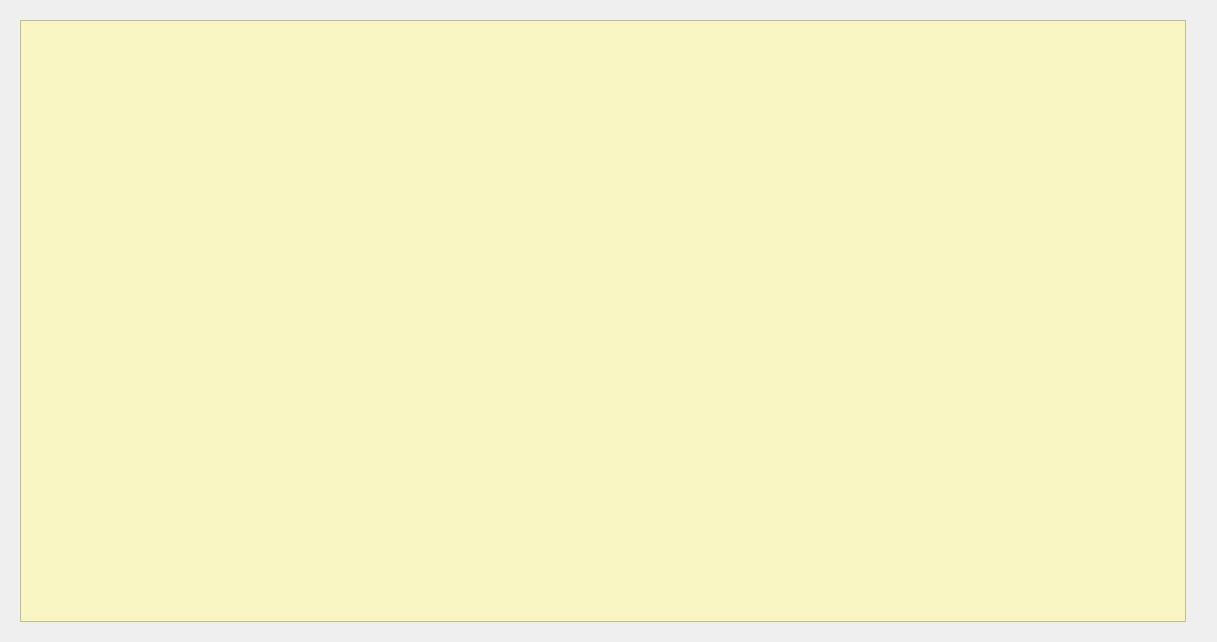
Above: Zona_Ventas/frmalbaran.ui from arcnexus/RedFoX before the change. Below: the same form after it.
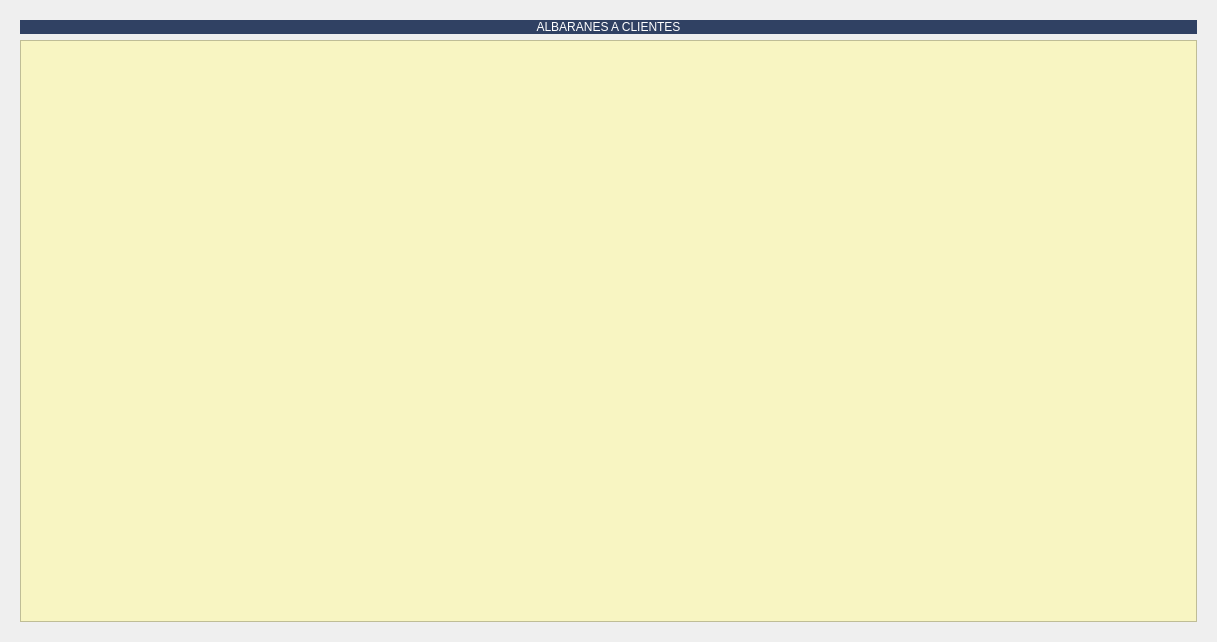
That is the form after the change. The open tabs and pages were chosen to show the change. Icons and pictures are not drawn.

Commit message: Listado Albaranes

```diff
--- a/Zona_Ventas/frmalbaran.ui
+++ b/Zona_Ventas/frmalbaran.ui
@@ -3150,10 +3150,28 @@
      </widget>
      <widget class="QWidget" name="page_2">
       <layout class="QGridLayout" name="gridLayout_6">
-       <property name="rightMargin">
-        <number>20</number>
-       </property>
        <item row="0" column="0">
+        <widget class="QLabel" name="label_36">
+         <property name="sizePolicy">
+          <sizepolicy hsizetype="Minimum" vsizetype="Preferred">
+           <horstretch>0</horstretch>
+           <verstretch>0</verstretch>
+          </sizepolicy>
+         </property>
+         <property name="styleSheet">
+          <string notr="true">font: 14pt &quot;Sans Serif&quot;;
+color: rgb(255, 255, 255);
+background-color: #304163;</string>
+         </property>
+         <property name="text">
+          <string>ALBARANES A CLIENTES</string>
+         </property>
+         <property name="alignment">
+          <set>Qt::AlignCenter</set>
+         </property>
+        </widget>
+       </item>
+       <item row="1" column="0">
         <widget class="QTableView" name="table2">
          <property name="styleSheet">
           <string notr="true">alternate-background-color: rgb(255, 255, 255);
```
Left out of the diff: 2 changed lines with no effect on the pictures. The commit also changes 11 other files.
